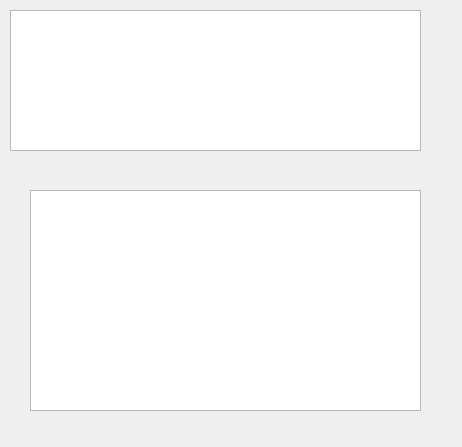
First picture: the form in DeviceManagerIzluchatel/devicemanagerizluchatelui.ui, repository reinerwaldmann/RS232SimpleConsole, before the edit.
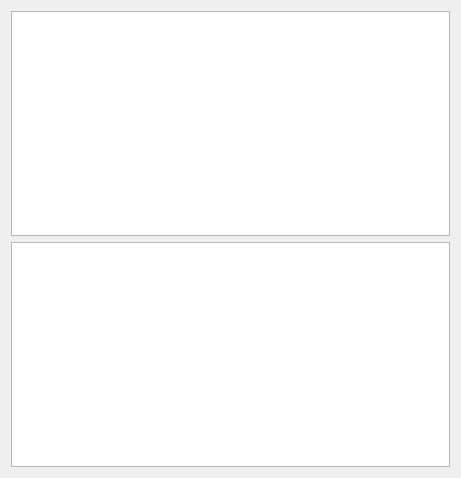
Second picture: the form after the edit.

Diff of the .ui file:
```diff
--- a/DeviceManagerIzluchatel/devicemanagerizluchatelui.ui
+++ b/DeviceManagerIzluchatel/devicemanagerizluchatelui.ui
@@ -6,33 +6,21 @@
    <rect>
     <x>0</x>
     <y>0</y>
-    <width>462</width>
-    <height>447</height>
+    <width>461</width>
+    <height>478</height>
    </rect>
   </property>
   <property name="windowTitle">
    <string>Form</string>
   </property>
-  <widget class="QTableView" name="tableView">
-   <property name="geometry">
-    <rect>
-     <x>10</x>
-     <y>10</y>
-     <width>411</width>
-     <height>141</height>
-    </rect>
-   </property>
-  </widget>
-  <widget class="QTextEdit" name="textEdit">
-   <property name="geometry">
-    <rect>
-     <x>30</x>
-     <y>190</y>
-     <width>391</width>
-     <height>221</height>
-    </rect>
-   </property>
-  </widget>
+  <layout class="QVBoxLayout" name="verticalLayout">
+   <item>
+    <widget class="QTableWidget" name="tableWidget"/>
+   </item>
+   <item>
+    <widget class="QTextEdit" name="console"/>
+   </item>
+  </layout>
  </widget>
  <resources/>
  <connections/>
```
